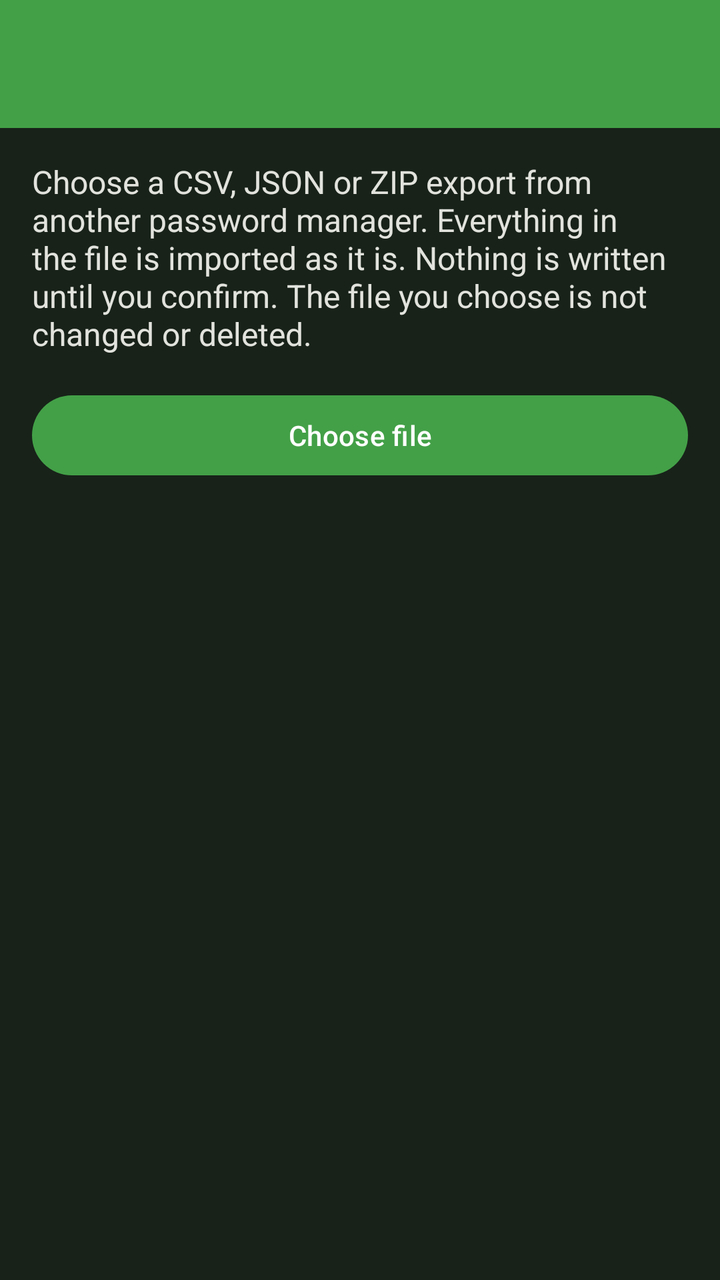
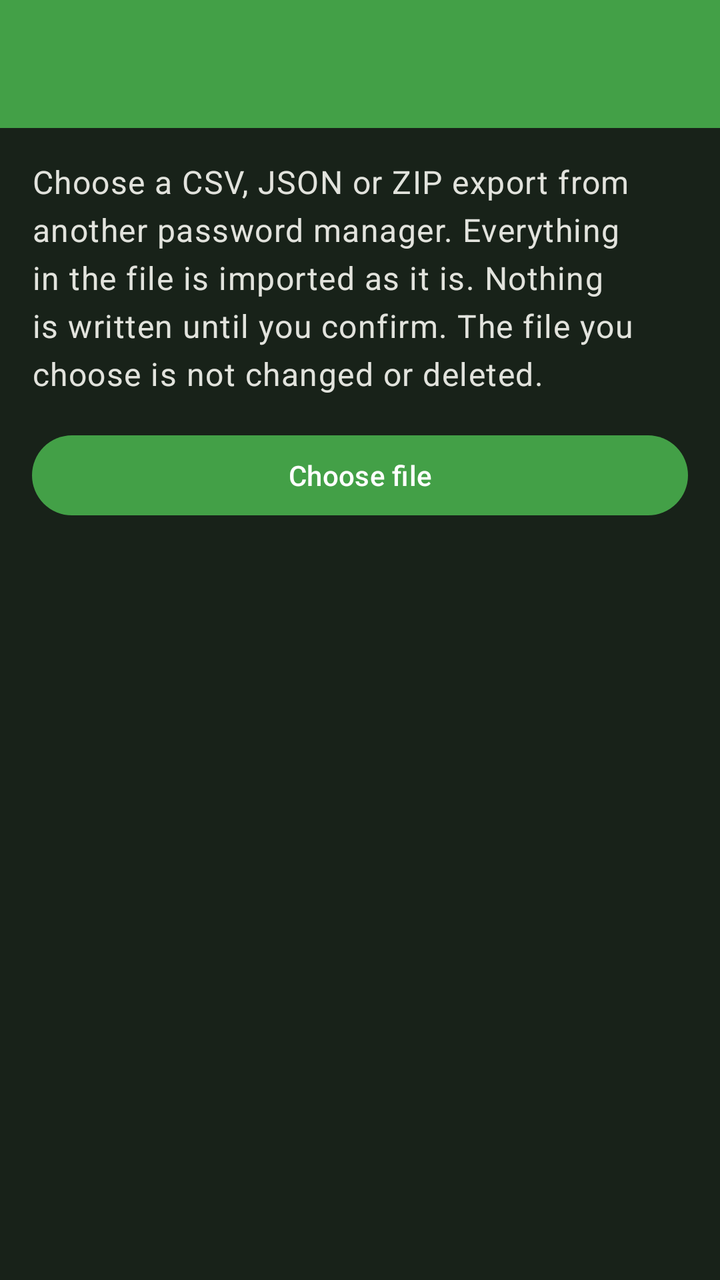

The first picture is an Android layout as it rendered before a commit; the second is the same layout after the commit. The layout source and the unified diff follow.
<!-- AndroidManifest.xml: application theme KeePassPNStyle.Night -->
<!-- res/layout/activity_import_entries.xml -->
<?xml version="1.0" encoding="utf-8"?>
<LinearLayout
    xmlns:android="http://schemas.android.com/apk/res/android"
    android:id="@+id/import_entries_root"
    android:layout_width="match_parent"
    android:layout_height="match_parent"
    android:orientation="vertical">

    <androidx.appcompat.widget.Toolbar
        android:id="@+id/import_entries_toolbar"
        android:layout_width="match_parent"
        android:layout_height="?attr/actionBarSize"
        android:background="?attr/colorPrimary"
        android:elevation="4dp" />

    <ScrollView
        android:layout_width="match_parent"
        android:layout_height="match_parent">

        <LinearLayout
            android:layout_width="match_parent"
            android:layout_height="wrap_content"
            android:orientation="vertical"
            android:padding="16dp">

            <TextView
                android:id="@+id/import_entries_status"
                android:layout_width="match_parent"
                android:layout_height="wrap_content"
                android:text="@string/import_entries_intro"
                android:textSize="16sp" />

            <Button
                android:id="@+id/import_entries_choose"
                android:layout_width="match_parent"
                android:layout_height="wrap_content"
                android:layout_marginTop="16dp"
                android:text="@string/import_entries_choose" />

            <LinearLayout
                android:id="@+id/import_entries_preview"
                android:layout_width="match_parent"
                android:layout_height="wrap_content"
                android:layout_marginTop="16dp"
                android:orientation="vertical"
                android:visibility="gone">

                <TextView
                    android:id="@+id/import_entries_summary"
                    android:layout_width="match_parent"
                    android:layout_height="wrap_content"
                    android:textSize="16sp"
                    android:textStyle="bold" />

                <TextView
                    android:id="@+id/import_entries_issues"
                    android:layout_width="match_parent"
                    android:layout_height="wrap_content"
                    android:layout_marginTop="8dp"
                    android:textSize="14sp" />

                <TextView
                    android:layout_width="match_parent"
                    android:layout_height="wrap_content"
                    android:layout_marginTop="16dp"
                    android:text="@string/import_entries_group_label" />

                <EditText
                    android:id="@+id/import_entries_group_name"
                    android:layout_width="match_parent"
                    android:layout_height="wrap_content"
                    android:importantForAutofill="no"
                    android:inputType="text"
                    android:maxLength="128"
                    android:singleLine="true" />

                <LinearLayout
                    android:layout_width="match_parent"
                    android:layout_height="wrap_content"
                    android:layout_marginTop="16dp"
                    android:orientation="horizontal">

                    <Button
                        android:id="@+id/import_entries_cancel"
                        android:layout_width="0dp"
                        android:layout_height="wrap_content"
                        android:layout_weight="1"
                        android:text="@string/import_entries_cancel" />

                    <Button
                        android:id="@+id/import_entries_confirm"
                        android:layout_width="0dp"
                        android:layout_height="wrap_content"
                        android:layout_weight="1"
                        android:enabled="false"
                        android:text="@string/import_entries_confirm" />

                </LinearLayout>

            </LinearLayout>

        </LinearLayout>

    </ScrollView>

</LinearLayout>
<!-- resources referenced by this layout -->
<resources>
  <string name="import_entries_cancel">Cancel</string>
  <string name="import_entries_choose">Choose file</string>
  <string name="import_entries_confirm">Import</string>
  <string name="import_entries_group_label">Name of the new group</string>
  <string name="import_entries_intro">Choose a CSV, JSON or ZIP export from another password manager. Everything in the file is imported as it is. Nothing is written until you confirm. The file you choose is not changed or deleted.</string>
  <style name="KeePassPNStyle.Night" parent="KeePassPNStyle.Night.v27" />
  <style name="KeePassPNStyle.Night.v27" parent="KeePassPNStyle.Night.v23" />
  <style name="KeePassPNStyle.Night.v23" parent="KeePassPNStyle.Night.v21" />
  <style name="KeePassPNStyle.Night.v21" parent="KeePassPNStyle.Night.v14" />
  <style name="KeePassPNStyle.Night.v14" parent="KeePassPNStyle.Night.Base" />
  <color name="forest_theme_night_primary">@color/green</color>
  <color name="forest_theme_night_primaryDark">#1A251C</color>
  <color name="forest_theme_night_onPrimary">@color/white</color>
  <color name="forest_theme_night_primaryContainer">@color/green</color>
  <color name="forest_theme_night_onPrimaryContainer">@color/white</color>
  <color name="forest_theme_night_secondary">@color/orange</color>
  <color name="forest_theme_night_onSecondary">@color/green_black_light</color>
  <color name="forest_theme_night_secondaryContainer">@color/orange</color>
  <color name="forest_theme_night_onSecondaryContainer">@color/green_black_light</color>
  <color name="forest_theme_night_tertiary">#FFB953</color>
  <color name="forest_theme_night_onTertiary">#452B00</color>
  <color name="forest_theme_night_tertiaryContainer">#633F00</color>
  <color name="forest_theme_night_onTertiaryContainer">#FFDDB4</color>
  <color name="forest_theme_night_error">#FFB4AB</color>
  <color name="forest_theme_night_errorContainer">#93000A</color>
  <color name="forest_theme_night_onError">#690005</color>
  <color name="forest_theme_night_onErrorContainer">#FFDAD6</color>
  <color name="forest_theme_night_background">#182219</color>
  <color name="forest_theme_night_onBackground">#E2E3DD</color>
  <color name="forest_theme_night_surface">#1A251C</color>
  <color name="forest_theme_night_onSurface">#E2E3DD</color>
  <color name="forest_theme_night_surfaceContainerLowest">#27332A</color>
  <color name="forest_theme_night_surfaceContainerLow">#223025</color>
  <color name="forest_theme_night_surfaceContainer">#212f24</color>
  <color name="forest_theme_night_surfaceContainerHigh">#1D2C21</color>
  <color name="forest_theme_night_surfaceContainerHighest">#1B2B1E</color>
  <color name="forest_theme_night_surfaceVariant">#424940</color>
  <color name="forest_theme_night_onSurfaceVariant">#C2C9BD</color>
  <color name="forest_theme_night_outline">#8C9388</color>
  <color name="forest_theme_night_inverseOnSurface">#1A1C19</color>
  <color name="forest_theme_night_inverseSurface">#E2E3DD</color>
  <color name="forest_theme_night_inversePrimary">#006E1C</color>
  <style name="KeePassPNStyle.TextView" parent="KeePassPNStyle.TextView.v17" />
  <style name="KeePassPNStyle.Toolbar.Action" parent="KeePassPNStyle.Toolbar" />
  <color name="green">#43a047</color>
  <color name="white">#ffffff</color>
  <color name="orange">#fb8c00</color>
  <color name="green_black_light">#24352A</color>
  <style name="KeePassPNStyle.TextView.v17" parent="KeePassPNStyle.TextView.Base" />
  <dimen name="dialog_radius">24dp</dimen>
  <dimen name="card_view_margin_vertical">5dp</dimen>
  <dimen name="card_view_margin_horizontal">10dp</dimen>
  <dimen name="card_view_padding">14dp</dimen>
  <dimen name="card_radius">12dp</dimen>
  <style name="KeePassPNStyle.Toolbar.v21" parent="KeePassPNStyle.Toolbar.Base" />
  <color name="red">#e53935</color>
  <color name="orange_lighter">#ffa726</color>
  <color name="transparent">#00ffffff</color>
  <style name="KeePassPNStyle.TextView.Base" parent="Widget.AppCompat.TextView" />
  <!-- unchanged entries left out for length: 26 -->
</resources>

<!-- the commit's change to res/layout/activity_import_entries.xml (unified diff, before → after) -->
@@ -28,9 +28,9 @@
                 android:layout_width="match_parent"
                 android:layout_height="wrap_content"
                 android:text="@string/import_entries_intro"
-                android:textSize="16sp" />
+                android:textAppearance="?attr/textAppearanceBodyLarge" />
 
-            <Button
+            <com.google.android.material.button.MaterialButton
                 android:id="@+id/import_entries_choose"
                 android:layout_width="match_parent"
                 android:layout_height="wrap_content"
@@ -49,30 +49,32 @@
                     android:id="@+id/import_entries_summary"
                     android:layout_width="match_parent"
                     android:layout_height="wrap_content"
-                    android:textSize="16sp"
-                    android:textStyle="bold" />
+                    android:textAppearance="?attr/textAppearanceTitleMedium" />
 
                 <TextView
                     android:id="@+id/import_entries_issues"
                     android:layout_width="match_parent"
                     android:layout_height="wrap_content"
                     android:layout_marginTop="8dp"
-                    android:textSize="14sp" />
+                    android:textAppearance="?attr/textAppearanceBodyMedium" />
 
-                <TextView
+                <com.google.android.material.textfield.TextInputLayout
+                    style="@style/Widget.Material3.TextInputLayout.OutlinedBox"
                     android:layout_width="match_parent"
                     android:layout_height="wrap_content"
                     android:layout_marginTop="16dp"
-                    android:text="@string/import_entries_group_label" />
+                    android:hint="@string/import_entries_group_label">
 
-                <EditText
-                    android:id="@+id/import_entries_group_name"
-                    android:layout_width="match_parent"
-                    android:layout_height="wrap_content"
-                    android:importantForAutofill="no"
-                    android:inputType="text"
-                    android:maxLength="128"
-                    android:singleLine="true" />
+                    <com.google.android.material.textfield.TextInputEditText
+                        android:id="@+id/import_entries_group_name"
+                        android:layout_width="match_parent"
+                        android:layout_height="wrap_content"
+                        android:importantForAutofill="no"
+                        android:inputType="text"
+                        android:maxLength="128"
+                        android:singleLine="true" />
+
+                </com.google.android.material.textfield.TextInputLayout>
 
                 <LinearLayout
                     android:layout_width="match_parent"
@@ -80,14 +82,15 @@
                     android:layout_marginTop="16dp"
                     android:orientation="horizontal">
 
-                    <Button
+                    <com.google.android.material.button.MaterialButton
+                        style="@style/Widget.Material3.Button.OutlinedButton"
                         android:id="@+id/import_entries_cancel"
                         android:layout_width="0dp"
                         android:layout_height="wrap_content"
                         android:layout_weight="1"
                         android:text="@string/import_entries_cancel" />
 
-                    <Button
+                    <com.google.android.material.button.MaterialButton
                         android:id="@+id/import_entries_confirm"
                         android:layout_width="0dp"
                         android:layout_height="wrap_content"
